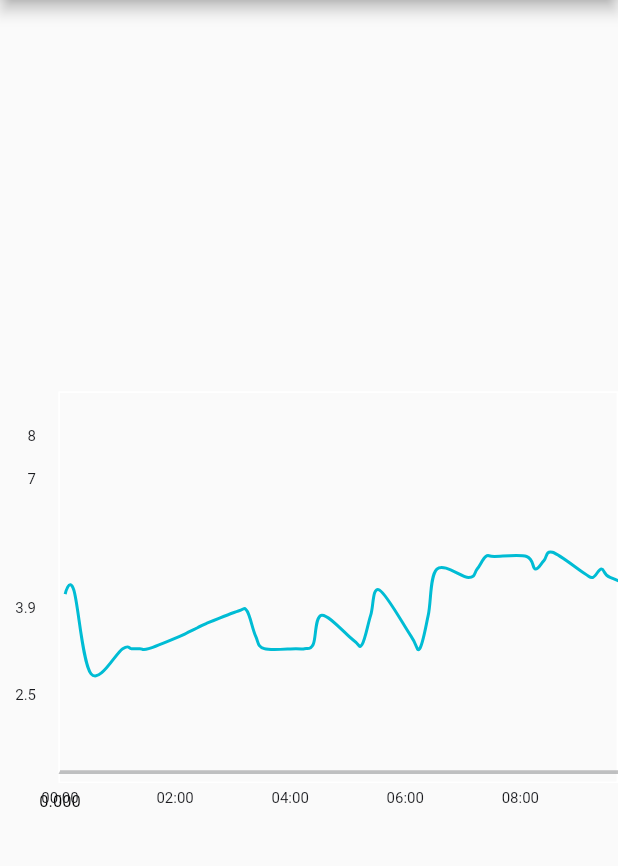
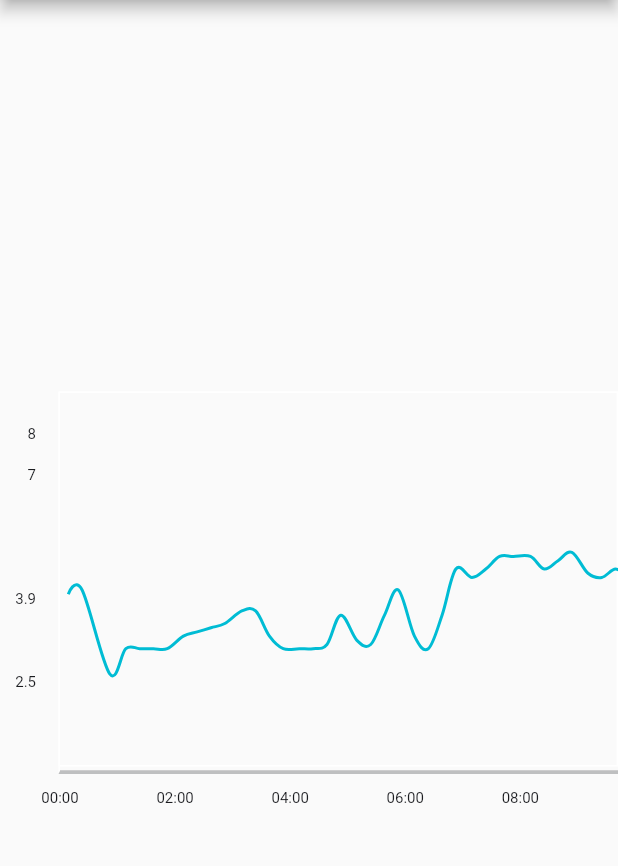
Before and after one commit to samyak1209/calendar_example, a Flutter app: the screen it shows after launch, on a phone screen of 412 x 824 dp, the part 84-950 px from its top. Run offline on Flutter 3.47's test engine with Material 2 defaults, Android fonts, the phone set to English and light mode, and no system bars; drawn by our look-alikes of fl_chart.

```diff
--- a/lib/main.dart
+++ b/lib/main.dart
@@ -522,7 +522,8 @@ class _MyHomePageState extends State<MyHomePage> {
     DateTime val=DateTime.parse(timeStamp);
     String formattedTime = DateFormat.Hm().format(val);
     double value=double.parse(formattedTime.replaceAll(':','.'));
-    return double.parse(formattedTime.replaceAll(':','.'));
+    double frac=double.parse((value-value.toInt()).toStringAsFixed(2));
+    return value.toInt()+frac+(0.6*frac);
   }
 
   @override
@@ -593,6 +594,23 @@ class _MyHomePageState extends State<MyHomePage> {
                               case 8:
                                 return '8';
 
+                            }
+                            return '';
+                          },
+                          margin: 15,
+                          reservedSize: 24,
+                        ),
+                        bottomTitles: SideTitles(
+                          showTitles: true,
+                          getTextStyles: (value) => TextStyle(
+                            color: Color(0xff1A1B1F),
+                            fontWeight: FontWeight.normal,
+                            fontSize: 10,
+                          ),
+                          getTitles: (value) {
+                            switch (value.toInt()) {
+                              case 0:
+                                return '';
                             }
                             return '';
                           },
```
